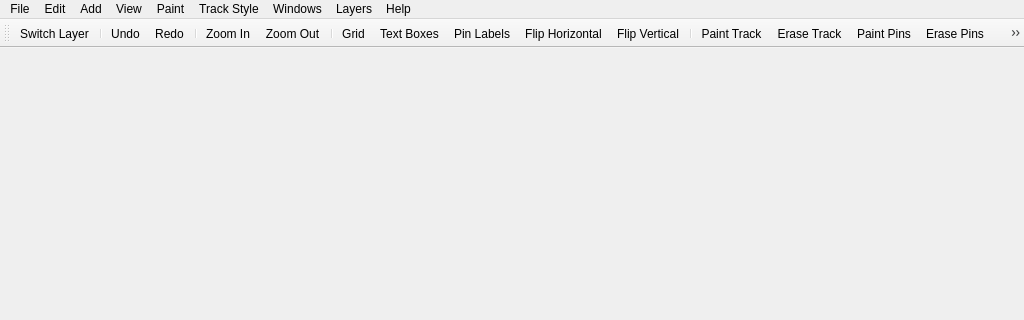
Old version of the form src/mainwindow.ui in the repository melak/veroroute; both pictures show x 0 to 1024 and y 0 to 320 of the 1024 by 760 pixel window.
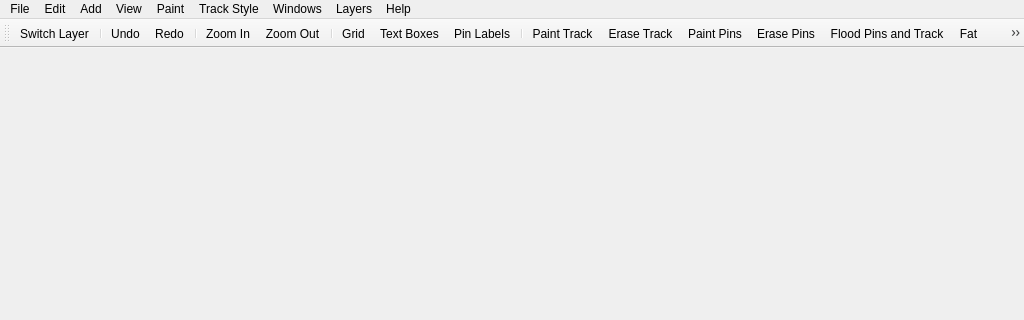
New version of the form. Icons and pictures are not drawn.

Commit message: Dock lots of dialogs to either left or right and make their display mutually exclusive.  Removed the Flip_H/Flip_V options from the toolbar (was too easy to hit by mistake on a tablet) and left them on the menu instead.

```diff
--- a/src/mainwindow.ui
+++ b/src/mainwindow.ui
@@ -350,8 +350,6 @@
    <addaction name="actionToggleGrid"/>
    <addaction name="actionToggleText"/>
    <addaction name="actionTogglePinLabels"/>
-   <addaction name="actionToggleFlipH"/>
-   <addaction name="actionToggleFlipV"/>
    <addaction name="separator"/>
    <addaction name="actionPaintGrid"/>
    <addaction name="actionEraseGrid"/>
```
Left out of the diff: 4 changed lines with no effect on the pictures. The commit also changes 14 other files.
